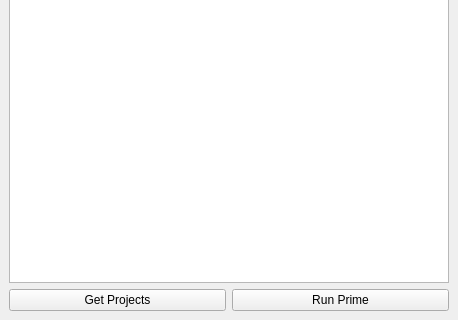
Old version of the form App/ProjectM/testpage.ui in the repository yobson/Project-M; both pictures show x 0 to 458 and y 439 to 759 of the 458 by 759 pixel window.
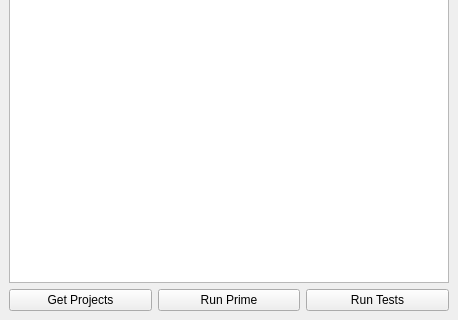
New version of the form.

```diff
--- a/App/ProjectM/testpage.ui
+++ b/App/ProjectM/testpage.ui
@@ -48,6 +48,13 @@
         </property>
        </widget>
       </item>
+      <item>
+       <widget class="QPushButton" name="test_btn">
+        <property name="text">
+         <string>Run Tests</string>
+        </property>
+       </widget>
+      </item>
      </layout>
     </item>
    </layout>
```
